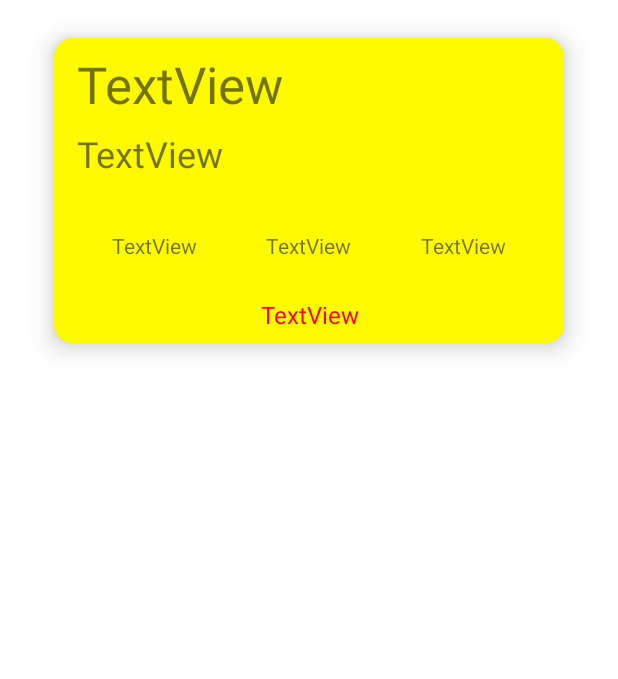
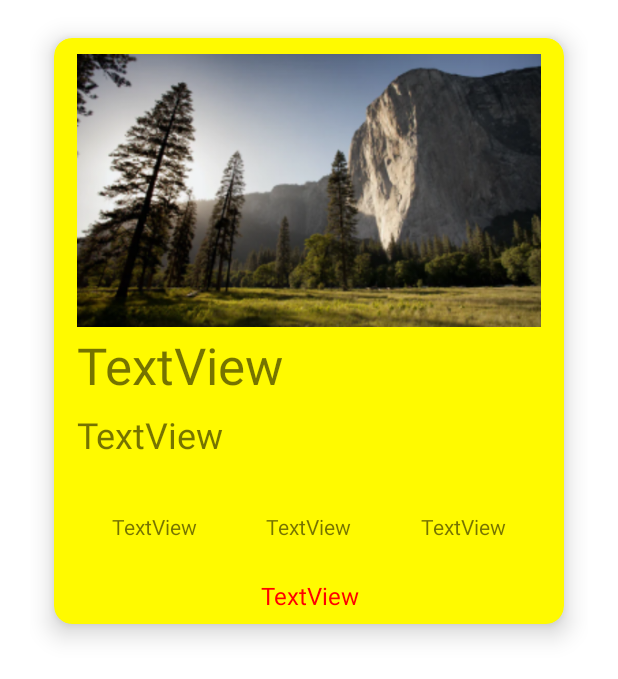
Before and after one commit to PepeAndrea/NatourAndroidClient, an Android app: the layout path_list_item.xml on its own in the app's theme, with its tools: preview values and no code run, on a phone screen of 412 x 824 dp. Shown: the top 679 px of the screen. Run offline under Robolectric (Android 15) with nearby library versions, the phone set to English and light mode, and no system bars; network calls fail.

Commit message:
Aggiunta foto Dummy per card path

```diff
--- a/app/src/main/res/layout/path_list_item.xml
+++ b/app/src/main/res/layout/path_list_item.xml
@@ -28,6 +28,12 @@
             android:orientation="vertical"
             android:paddingHorizontal="15dp"
             android:paddingVertical="8dp">
+
+            <ImageView
+                android:id="@+id/imageView2"
+                android:layout_width="wrap_content"
+                android:layout_height="187dp"
+                android:src="@drawable/dummypathimage"/>
 
             <TextView
                 android:id="@+id/pathTitle"
```
Also changed, not shown: app/src/main/res/drawable/dummypathimage.png (added).
